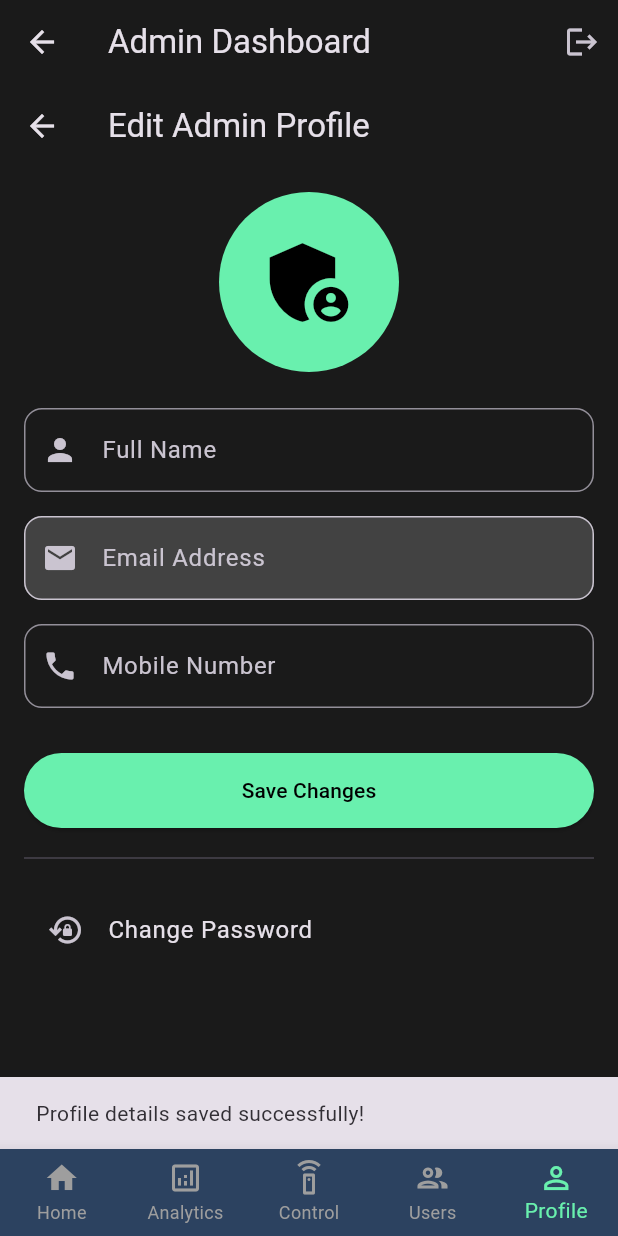
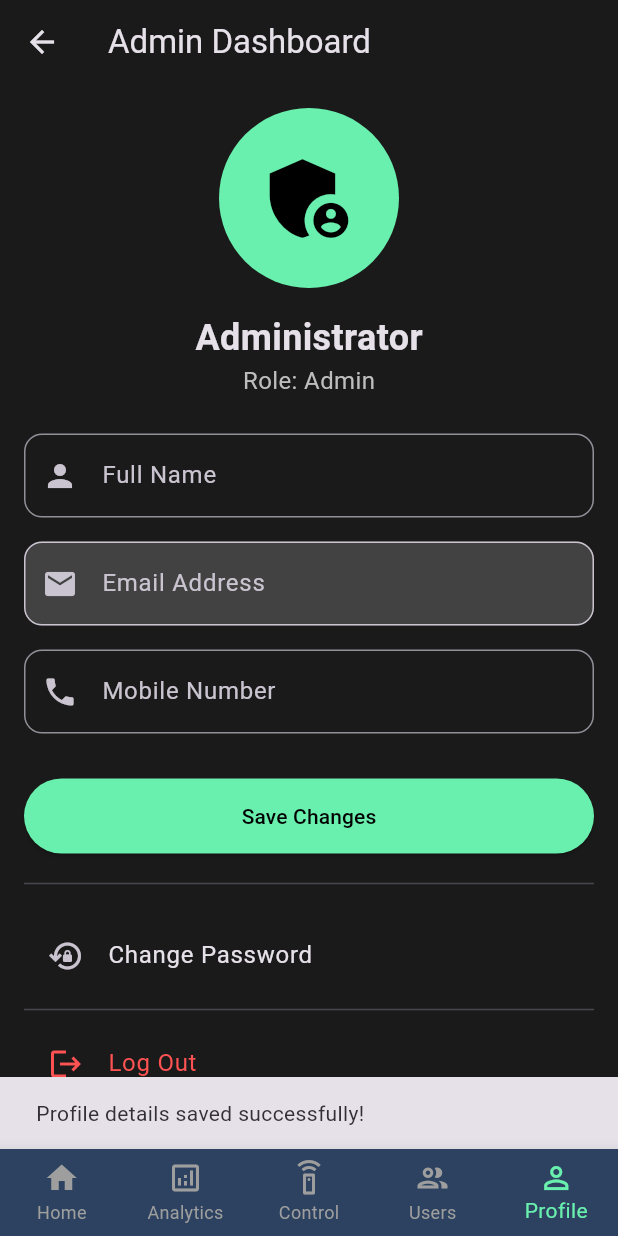
Before and after one commit to kkthombare187/Echogrid-Monitoring-Project, a Flutter app: the AdminDashboardScreen screen opened directly, item 5 of the bottom bar chosen, after a tap on "Save Changes", on a phone screen of 412 x 824 dp. Run offline on Flutter 3.47's test engine with Material 3 defaults, Android fonts, the phone set to English and light mode, and no system bars; our stand-ins replace cloud_firestore, firebase_auth, firebase_core, firebase_database, fl_chart, flutter_animate and 2 more; accounts and stored records are empty; network calls fail.

Commit message:
Add log out button on profile button of both user and admin panel

```diff
--- a/lib/screens/admin_profile_screen.dart
+++ b/lib/screens/admin_profile_screen.dart
@@ -14,7 +14,7 @@ class _AdminProfileScreenState extends State<AdminProfileScreen> {
   final TextEditingController _nameController = TextEditingController();
   final TextEditingController _mobileController = TextEditingController();
   final TextEditingController _emailController = TextEditingController();
-  bool _isLoading = false;
+  bool _isLoading = true; // Start in loading state to fetch data
 
   @override
   void initState() {
@@ -23,6 +23,7 @@ class _AdminProfileScreenState extends State<AdminProfileScreen> {
   }
 
   Future<void> _loadUserData() async {
+    setState(() { _isLoading = true; });
     final user = FirebaseAuth.instance.currentUser;
     if (user != null) {
       _emailController.text = user.email ?? 'No email found';
@@ -34,6 +35,7 @@ class _AdminProfileScreenState extends State<AdminProfileScreen> {
         });
       }
     }
+    if (mounted) setState(() { _isLoading = false; });
   }
 
   Future<void> _updateProfile() async {
@@ -44,8 +46,6 @@ class _AdminProfileScreenState extends State<AdminProfileScreen> {
         await FirebaseFirestore.instance.collection('users').doc(user.uid).set({
           'name': _nameController.text.trim(),
           'mobile': _mobileController.text.trim(),
-          'email': user.email,
-          'role': 'admin'
         }, SetOptions(merge: true));
 
         if (mounted) ScaffoldMessenger.of(context).showSnackBar(const SnackBar(content: Text('Profile details saved successfully!')));
@@ -76,6 +76,16 @@ class _AdminProfileScreenState extends State<AdminProfileScreen> {
     }
   }
 
+  // --- NEW: LOGOUT FUNCTION ---
+  Future<void> _logout() async {
+    if (!mounted) return;
+    await FirebaseAuth.instance.signOut();
+    Navigator.of(context).pushAndRemoveUntil(
+      MaterialPageRoute(builder: (context) => const WelcomeScreen()),
+      (Route<dynamic> route) => false,
+    );
+  }
+
   @override
   void dispose() {
     _nameController.dispose();
@@ -84,16 +94,10 @@ class _AdminProfileScreenState extends State<AdminProfileScreen> {
     super.dispose();
   }
 
-  // THIS IS THE MISSING BUILD METHOD
   @override
   Widget build(BuildContext context) {
-    return Scaffold(
-      appBar: AppBar(
-        title: const Text('Edit Admin Profile'),
-        backgroundColor: Colors.transparent,
-        elevation: 0,
-      ),
-      body: _isLoading
+    // The Scaffold and AppBar have been removed to fit into the dashboard view
+    return _isLoading
         ? const Center(child: CircularProgressIndicator())
         : ListView(
             padding: const EdgeInsets.all(16.0),
@@ -103,6 +107,19 @@ class _AdminProfileScreenState extends State<AdminProfileScreen> {
                   radius: 60,
                   backgroundColor: Colors.greenAccent,
                   child: Icon(Icons.admin_panel_settings, size: 70, color: Colors.black),
+                ),
+              ),
+              const SizedBox(height: 16),
+              Center(
+                child: Text(
+                  _nameController.text.isNotEmpty ? _nameController.text : 'Administrator',
+                  style: const TextStyle(fontSize: 24, fontWeight: FontWeight.bold),
+                ),
+              ),
+              Center(
+                child: Text(
+                  'Role: Admin',
+                  style: TextStyle(fontSize: 16, color: Colors.grey.shade400),
                 ),
               ),
               const SizedBox(height: 24),
@@ -127,8 +144,14 @@ class _AdminProfileScreenState extends State<AdminProfileScreen> {
                 title: const Text('Change Password'),
                 onTap: _changePassword,
               ),
+              const Divider(),
+              // --- NEW: LOGOUT BUTTON ---
+              ListTile(
+                leading: const Icon(Icons.logout, color: Colors.redAccent),
+                title: const Text('Log Out', style: TextStyle(color: Colors.redAccent)),
+                onTap: _logout,
+              ),
             ],
-            ),
           );
   }
 
--- a/lib/screens/dashboard/admin_dashboard_screen.dart
+++ b/lib/screens/dashboard/admin_dashboard_screen.dart
@@ -1,11 +1,3 @@
-
-
-
-
-
-
-
-
 
 // lib/screens/admin_dashboard_screen.dart
 
@@ -109,12 +101,7 @@ class _AdminDashboardScreenState extends State<AdminDashboardScreen> {
         title: const Text('Admin Dashboard'),
         backgroundColor: Colors.transparent,
         elevation: 0,
-        actions: [
-          IconButton(
-            icon: const Icon(Icons.logout),
-            onPressed: _logout,
-          ),
-        ],
+
       ),
       body: Center(
         child: _widgetOptions.elementAt(_selectedIndex),
--- a/lib/screens/dashboard/dashboard_screen.dart
+++ b/lib/screens/dashboard/dashboard_screen.dart
@@ -53,12 +53,6 @@ class _DashboardScreenState extends State<DashboardScreen> {
         title: const Text('EcoGrid Monitor'),
         backgroundColor: Colors.transparent,
         elevation: 0,
-        actions: [
-          IconButton(
-            icon: const Icon(Icons.logout),
-            onPressed: _logout,
-          ),
-        ],
       ),
       body: Center(
         child: _widgetOptions.elementAt(_selectedIndex),
```
Also changed, not shown: lib/screens/user_dashboard_screen.dart (+5 -16 lines), lib/screens/user_profile_screen.dart (+17 -7 lines), assets/logo.png. Lines whose indentation alone changed are shown as unchanged.
